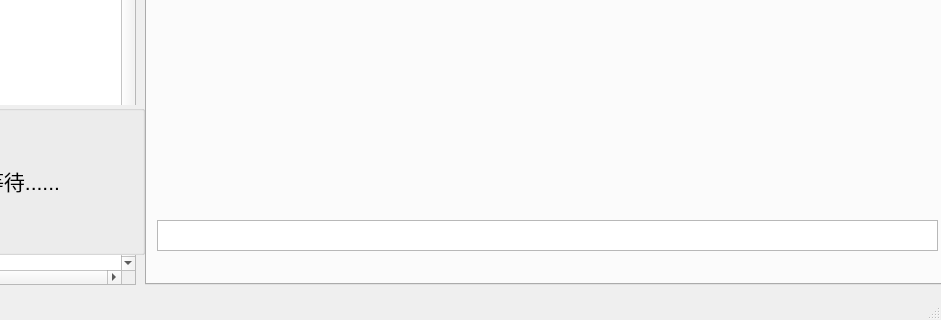
First picture: the form in ui/mainWindow.ui, repository wcss2010/pythonCodeFactory, before the edit; both pictures show x 215 to 1156 and y 315 to 635 of the 1156 by 635 pixel window.
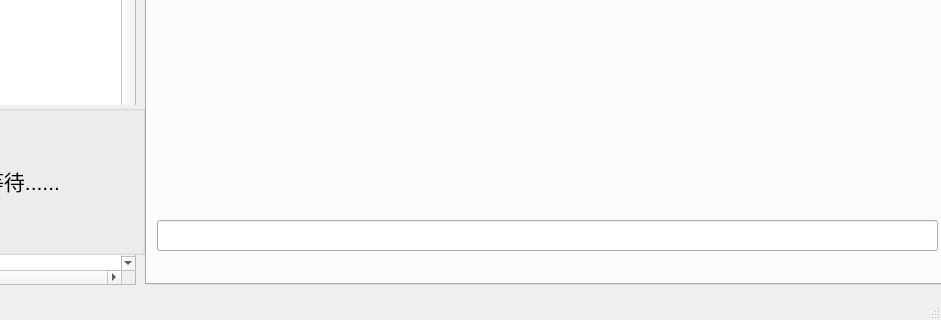
Second picture: the form after the edit. Custom widgets are drawn as their Qt base class.

```diff
--- a/ui/mainWindow.ui
+++ b/ui/mainWindow.ui
@@ -74,7 +74,7 @@
        </rect>
       </property>
      </widget>
-     <widget class="QTextEdit" name="txtNormalCodeSearch">
+     <widget class="QLineEdit" name="txtNormalCodeSearch">
       <property name="geometry">
        <rect>
         <x>10</x>
```
Left out of the diff: 2 changed lines with no effect on the pictures.
